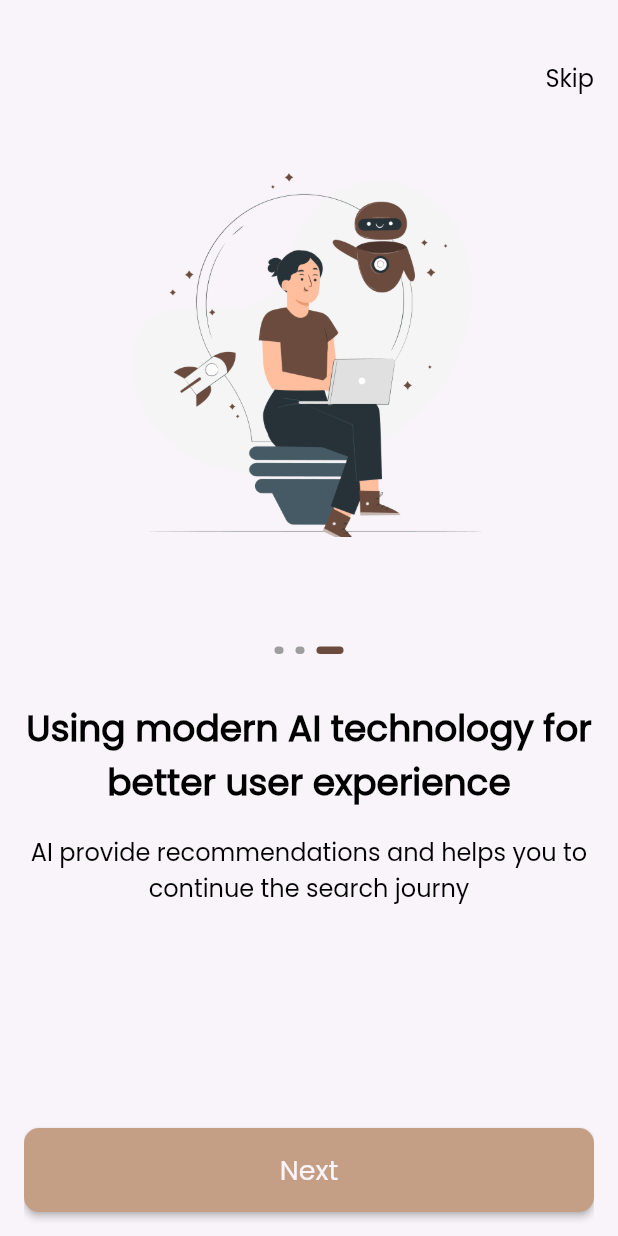
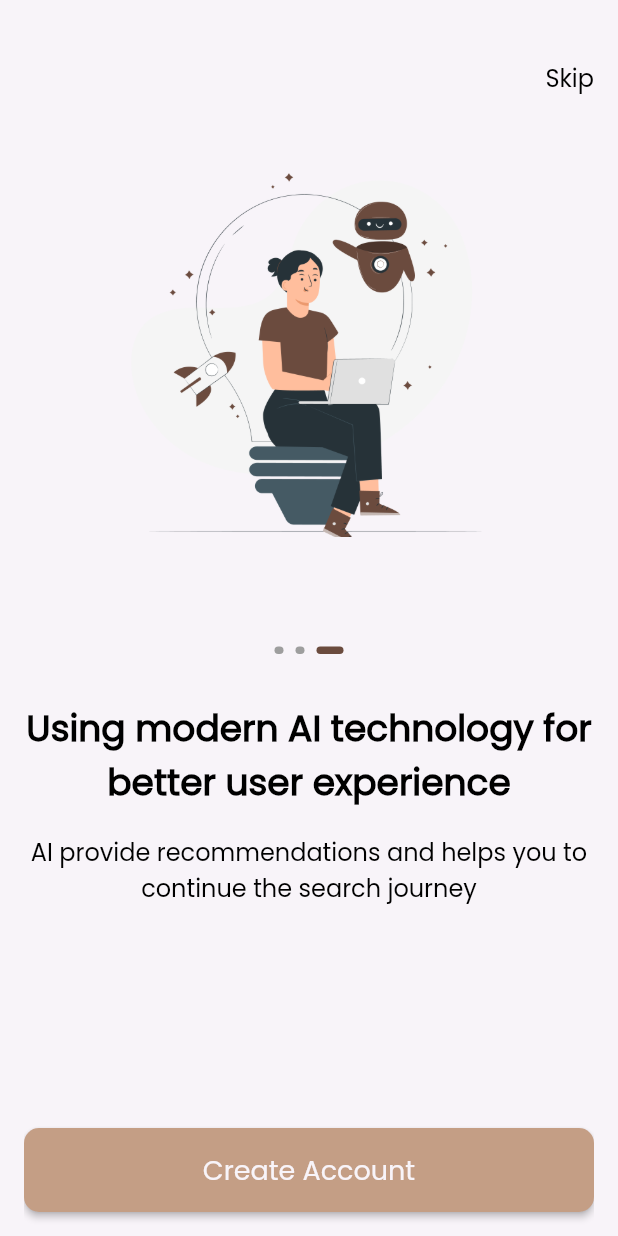
Before and after one commit to aliabdelnaby/dalel_App, a Flutter app: the screen it shows after launch, swiped to page 3, on a phone screen of 412 x 824 dp. Run offline on Flutter 3.47's test engine with Material 2 defaults, Android fonts, the phone set to English and light mode, and no system bars; drawn by our look-alikes of smooth_page_indicator; our stand-ins replace go_router.

Commit message:
Done On Boarding [2]

```diff
--- a/lib/core/routes/app_router.dart
+++ b/lib/core/routes/app_router.dart
@@ -1,6 +1,8 @@
 import 'package:dalil/features/onboarding/presentation/views/onboarding_view.dart';
 import 'package:dalil/features/splash/presentation/views/splash_view.dart';
 import 'package:go_router/go_router.dart';
+import '../../features/auth/presentation/views/signin.dart';
+import '../../features/auth/presentation/views/signup.dart';
 
 final GoRouter router = GoRouter(routes: [
   GoRoute(
@@ -11,4 +13,12 @@ final GoRouter router = GoRouter(routes: [
     path: '/onboarding',
     builder: ((context, state) => const OnBoardingView()),
   ),
+  GoRoute(
+    path: '/signup',
+    builder: ((context, state) => const SignUpView()),
+  ),
+  GoRoute(
+    path: '/signin',
+    builder: ((context, state) => const SignInView()),
+  ),
 ]);
--- a/lib/core/widgets/custom_button.dart
+++ b/lib/core/widgets/custom_button.dart
@@ -3,10 +3,16 @@ import 'package:dalil/core/utils/app_text_style.dart';
 import 'package:flutter/material.dart';
 
 class CustomBtn extends StatelessWidget {
-  const CustomBtn({super.key, this.color, required this.text});
+  const CustomBtn({
+    super.key,
+    this.color,
+    required this.text,
+    this.onPressed,
+  });
 
   final Color? color;
   final String text;
+  final VoidCallback? onPressed;
 
   @override
   Widget build(BuildContext context) {
@@ -14,7 +20,7 @@ class CustomBtn extends StatelessWidget {
       width: double.infinity,
       height: 56,
       child: ElevatedButton(
-        onPressed: () {},
+        onPressed: onPressed,
         style: ElevatedButton.styleFrom(
           backgroundColor: color ?? AppColors.primaryColor,
           shape: RoundedRectangleBorder(
--- /dev/null
+++ b/lib/features/auth/presentation/views/signin.dart
@@ -0,0 +1,10 @@
+import 'package:flutter/material.dart';
+
+class SignInView extends StatelessWidget {
+  const SignInView({super.key});
+
+  @override
+  Widget build(BuildContext context) {
+    return const Scaffold();
+  }
+}
--- /dev/null
+++ b/lib/features/auth/presentation/views/signup.dart
@@ -0,0 +1,10 @@
+import 'package:flutter/material.dart';
+
+class SignUpView extends StatelessWidget {
+  const SignUpView({super.key});
+
+  @override
+  Widget build(BuildContext context) {
+    return const Scaffold();
+  }
+}
--- a/lib/features/onboarding/data/models/onboarding_model.dart
+++ b/lib/features/onboarding/data/models/onboarding_model.dart
@@ -28,6 +28,6 @@ List<OnBoardingModel> onBoardingData = [
     imagePath: Assets.assetsImagesOnBoarding,
     title: "Using modern AI technology for better user experience",
     subTitle:
-        "AI provide recommendations and helps you to continue the search journy",
+        "AI provide recommendations and helps you to continue the search journey",
   ),
 ];
--- a/lib/features/onboarding/presentation/views/onboarding_view.dart
+++ b/lib/features/onboarding/presentation/views/onboarding_view.dart
@@ -1,26 +1,44 @@
-import 'package:dalil/core/utils/app_strings.dart';
+import 'package:dalil/core/functions/navigation.dart';
 import 'package:flutter/material.dart';
-import '../../../../core/widgets/custom_button.dart';
 import 'widgets/custom_nav_bar.dart';
+import 'widgets/get_buttons.dart';
 import 'widgets/onboarding_body.dart';
 
-class OnBoardingView extends StatelessWidget {
+class OnBoardingView extends StatefulWidget {
   const OnBoardingView({super.key});
 
+  @override
+  State<OnBoardingView> createState() => _OnBoardingViewState();
+}
+
+class _OnBoardingViewState extends State<OnBoardingView> {
+  final PageController _controller = PageController(initialPage: 0);
+  int currentIndex = 0;
   @override
   Widget build(BuildContext context) {
     return SafeArea(
       child: Scaffold(
         body: Padding(
-          padding: const EdgeInsets.symmetric(horizontal: 16),
+          padding: const EdgeInsets.symmetric(horizontal: 16.0),
           child: ListView(
             physics: const BouncingScrollPhysics(),
             children: [
               const SizedBox(height: 40),
-              const CustomNavBar(),
-              OnBoardingWidgetBody(),
+              CustomNavBar(
+                onTap: () {
+                  customReplacementNavigate(context, "/signUp");
+                },
+              ),
+              OnBoardingWidgetBody(
+                onPageChanged: (index) {
+                  setState(() {
+                    currentIndex = index;
+                  });
+                },
+                controller: _controller,
+              ),
               const SizedBox(height: 88),
-              const CustomBtn(text: AppStrings.next),
+              GetButtons(currentIndex: currentIndex, controller: _controller),
               const SizedBox(height: 17),
             ],
           ),
--- a/lib/features/onboarding/presentation/views/widgets/custom_nav_bar.dart
+++ b/lib/features/onboarding/presentation/views/widgets/custom_nav_bar.dart
@@ -6,16 +6,22 @@ import '../../../../../core/utils/app_text_style.dart';
 class CustomNavBar extends StatelessWidget {
   const CustomNavBar({
     super.key,
+    required this.onTap,
   });
+
+  final void Function() onTap;
 
   @override
   Widget build(BuildContext context) {
     return Align(
       alignment: Alignment.centerRight,
-      child: Text(
-        AppStrings.skip,
-        style: CustomTextStyle.poppins300style16.copyWith(
-          fontWeight: FontWeight.w400,
+      child: GestureDetector(
+        onTap: onTap,
+        child: Text(
+          AppStrings.skip,
+          style: CustomTextStyle.poppins300style16.copyWith(
+            fontWeight: FontWeight.w400,
+          ),
         ),
       ),
     );
--- /dev/null
+++ b/lib/features/onboarding/presentation/views/widgets/get_buttons.dart
@@ -0,0 +1,51 @@
+
+import 'package:flutter/material.dart';
+import '../../../../../core/functions/navigation.dart';
+import '../../../../../core/utils/app_strings.dart';
+import '../../../../../core/utils/app_text_style.dart';
+import '../../../../../core/widgets/custom_button.dart';
+import '../../../data/models/onboarding_model.dart';
+
+class GetButtons extends StatelessWidget {
+  const GetButtons(
+      {super.key, required this.currentIndex, required this.controller});
+  final int currentIndex;
+  final PageController controller;
+  @override
+  Widget build(BuildContext context) {
+    if (currentIndex == onBoardingData.length - 1) {
+      return Column(
+        children: [
+          CustomBtn(
+            text: AppStrings.createAccount,
+            onPressed: () {
+              customReplacementNavigate(context, "/signUp");
+            },
+          ),
+          const SizedBox(height: 16),
+          GestureDetector(
+            onTap: () {
+              customReplacementNavigate(context, "/signIn");
+            },
+            child: Text(
+              AppStrings.loginNow,
+              style: CustomTextStyle.poppins300style16.copyWith(
+                fontWeight: FontWeight.w400,
+              ),
+            ),
+          ),
+        ],
+      );
+    } else {
+      return CustomBtn(
+        text: AppStrings.next,
+        onPressed: () {
+          controller.nextPage(
+            duration: const Duration(microseconds: 200),
+            curve: Curves.bounceIn,
+          );
+        },
+      );
+    }
+  }
+}
--- a/lib/features/onboarding/presentation/views/widgets/onboarding_body.dart
+++ b/lib/features/onboarding/presentation/views/widgets/onboarding_body.dart
@@ -1,13 +1,17 @@
-import 'package:dalil/core/utils/app_assets.dart';
 import 'package:dalil/core/utils/app_text_style.dart';
 import 'package:dalil/features/onboarding/data/models/onboarding_model.dart';
 import 'package:flutter/material.dart';
 import 'custom_smooth_page_indicator.dart';
 
 class OnBoardingWidgetBody extends StatelessWidget {
-  OnBoardingWidgetBody({super.key});
+  const OnBoardingWidgetBody({
+    super.key,
+    required this.controller,
+    this.onPageChanged,
+  });
 
-  final PageController _controller = PageController();
+  final PageController controller;
+  final Function(int)? onPageChanged;
 
   @override
   Widget build(BuildContext context) {
@@ -15,8 +19,9 @@ class OnBoardingWidgetBody extends StatelessWidget {
       height: 600,
       child: PageView.builder(
         physics: const BouncingScrollPhysics(),
-        controller: _controller,
+        controller: controller,
         itemCount: onBoardingData.length,
+        onPageChanged: onPageChanged,
         itemBuilder: (context, index) {
           return Column(
             children: [
@@ -32,10 +37,10 @@ class OnBoardingWidgetBody extends StatelessWidget {
                 ),
               ),
               const SizedBox(height: 24),
-              CustomSmoothPageIndicator(controller: _controller),
+              CustomSmoothPageIndicator(controller: controller),
               const SizedBox(height: 32),
               Text(
-                   onBoardingData[index].title,
+                onBoardingData[index].title,
                 style: CustomTextStyle.poppins500style24.copyWith(
                   fontWeight: FontWeight.bold,
                 ),
@@ -44,8 +49,8 @@ class OnBoardingWidgetBody extends StatelessWidget {
                 overflow: TextOverflow.ellipsis,
               ),
               const SizedBox(height: 16),
-               Text(
-                 onBoardingData[index].subTitle,
+              Text(
+                onBoardingData[index].subTitle,
                 style: CustomTextStyle.poppins300style16,
                 textAlign: TextAlign.center,
                 maxLines: 2,
```
